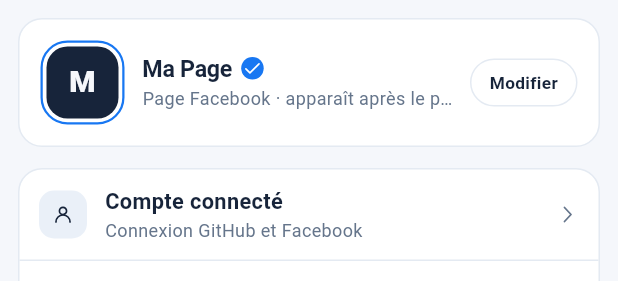
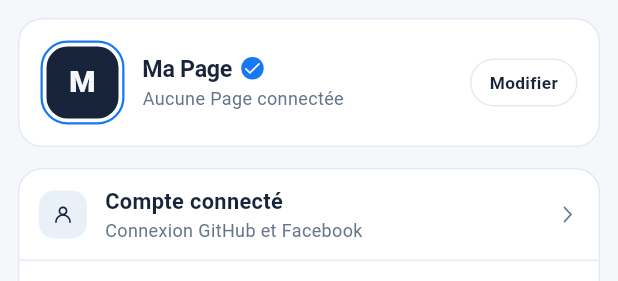
Before and after one commit to kidasniger/my-page, a Flutter app: the SettingsScreen widget shown alone on an empty page, opened directly, on a phone screen of 412 x 824 dp. Shown: the top 281 px of the screen. Run offline on Flutter 3.47's test engine with Material 3 defaults, Android fonts, the phone set to English and light mode, and no system bars; our stand-ins replace cloud_firestore, file_picker, firebase_auth, firebase_core, flutter_local_notifications, google_sign_in and 1 more; missing offline and left inert: flutter_facebook_auth, pointycastle; accounts and stored records are empty; generated files the repository leaves out were written again; network calls fail.

Commit message:
Carte profil : nom et état de la Page connectée
Co-Authored-By: Claude Sonnet 5.5 <noreply@anthropic.com>

```diff
--- a/lib/screens/settings.dart
+++ b/lib/screens/settings.dart
@@ -323,7 +323,22 @@ class SettingsScreenState extends State<SettingsScreen> {
 
   /* ---------- carte profil (profile-card maquette) ---------- */
 
-  Widget _profil(Palette c, String name) {
+  static String _etatTexte(PageEtat e) => switch (e) {
+        PageEtat.attente => 'en attente',
+        PageEtat.active => 'active',
+        PageEtat.erreur => 'erreur',
+        PageEtat.deconnexion => 'déconnexion en cours',
+        PageEtat.deconnectee => 'déconnectée',
+      };
+
+  Widget _profil(Palette c, String name) => StreamBuilder<LinkedPage?>(
+        stream: _lp,
+        builder: (_, snap) => _profilCard(c, name, snap.data),
+      );
+
+  Widget _profilCard(Palette c, String name0, LinkedPage? lp) {
+    final lien = lp != null && lp.occupe ? lp : null;
+    final name = lien?.nom ?? name0;
     final fans = _page == null
         ? 0
         : (_page!['fan_count'] is num
@@ -350,14 +365,9 @@ class SettingsScreenState extends State<SettingsScreen> {
               borderRadius: BorderRadius.circular(18),
               border: Border.all(color: c.accent, width: 1.5),
             ),
-            child: StreamBuilder<LinkedPage?>(
-              stream: _lp,
-              builder: (_, snap) {
-                final lp = snap.data;
-                if (lp != null && lp.occupe) {
-                  return PageAvatar(lp.id, lp.nom, size: 51);
-                }
-                return Container(
+            child: lien != null
+                ? PageAvatar(lien.id, lien.nom, size: 51)
+                : Container(
                     decoration: BoxDecoration(
                       color: c.ink,
                       borderRadius: BorderRadius.circular(14),
@@ -371,8 +381,6 @@ class SettingsScreenState extends State<SettingsScreen> {
                         color: c.bg,
                       ),
                     ),
-                );
-              },
                   ),
           ),
           const SizedBox(width: 12),
@@ -409,8 +417,10 @@ class SettingsScreenState extends State<SettingsScreen> {
                 ),
                 const SizedBox(height: 2),
                 Text(
-                  _page == null
-                      ? 'Page Facebook · apparaît après le premier cycle'
+                  lien != null
+                      ? 'Page Facebook · ${_etatTexte(lien.etat)}'
+                      : _page == null
+                      ? 'Aucune Page connectée'
                       : '${fans > 0 ? "${nf(fans)} J'aime · " : ""}Page Facebook',
                   maxLines: 1,
                   overflow: TextOverflow.ellipsis,
```
Lines whose indentation alone changed are shown as unchanged.
